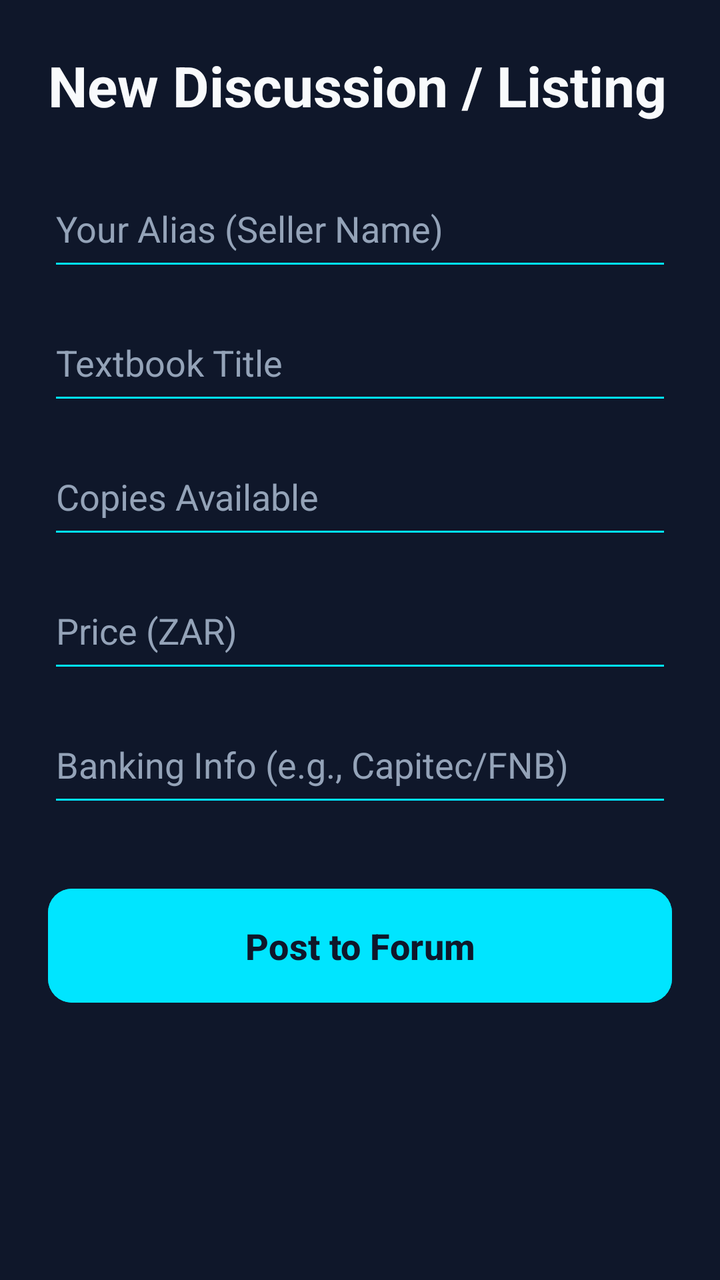
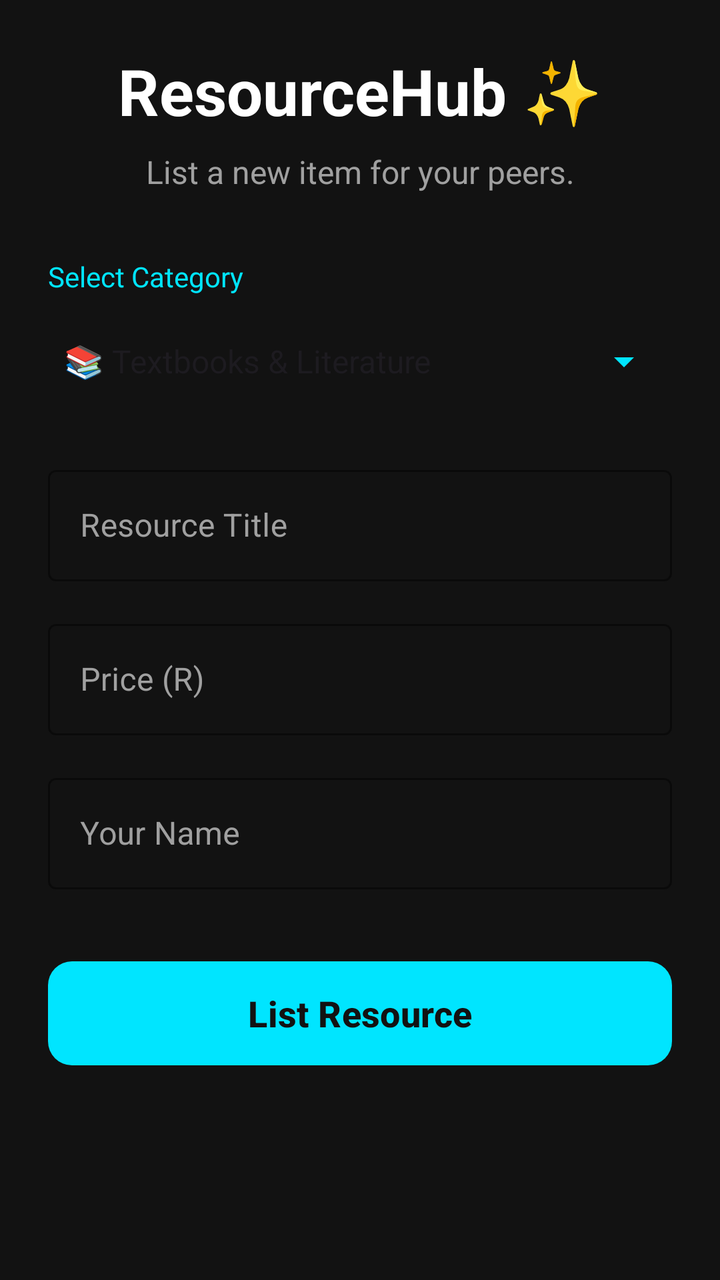

Two renders of the same Android screen: before a commit and after it. Below are the layout's source before the change and the commit's diff.
<!-- AndroidManifest.xml: application theme Theme.TextbookMarketplace -->
<!-- res/layout/activity_add_book.xml -->
<?xml version="1.0" encoding="utf-8"?>
<LinearLayout xmlns:android="http://schemas.android.com/apk/res/android"
    xmlns:app="http://schemas.android.com/apk/res-auto"
    android:layout_width="match_parent"
    android:layout_height="match_parent"
    android:orientation="vertical"
    android:padding="24dp"
    android:background="#0F172A">

    
    <TextView
        android:layout_width="match_parent"
        android:layout_height="wrap_content"
        android:text="New Discussion / Listing"
        android:textSize="28sp"
        android:textColor="#F8FAFC"
        android:textStyle="bold"
        android:layout_marginBottom="24dp"/>

    
    <EditText
        android:id="@+id/etSellerName"
        android:layout_width="match_parent"
        android:layout_height="55dp"
        android:hint="Your Alias (Seller Name)"
        android:textColorHint="#94A3B8"
        android:textColor="#F8FAFC"
        android:backgroundTint="#00E5FF"
        android:inputType="textPersonName"
        android:layout_marginBottom="12dp"/>

    
    <EditText
        android:id="@+id/etBookTitle"
        android:layout_width="match_parent"
        android:layout_height="55dp"
        android:hint="Textbook Title"
        android:textColorHint="#94A3B8"
        android:textColor="#F8FAFC"
        android:backgroundTint="#00E5FF"
        android:inputType="text"
        android:layout_marginBottom="12dp"/>

    
    <EditText
        android:id="@+id/etStockCount"
        android:layout_width="match_parent"
        android:layout_height="55dp"
        android:hint="Copies Available"
        android:textColorHint="#94A3B8"
        android:textColor="#F8FAFC"
        android:backgroundTint="#00E5FF"
        android:inputType="number"
        android:layout_marginBottom="12dp"/>

    
    <EditText
        android:id="@+id/etBookPrice"
        android:layout_width="match_parent"
        android:layout_height="55dp"
        android:hint="Price (ZAR)"
        android:textColorHint="#94A3B8"
        android:textColor="#F8FAFC"
        android:backgroundTint="#00E5FF"
        android:inputType="numberDecimal"
        android:layout_marginBottom="12dp"/>

    
    <EditText
        android:id="@+id/etBankingInfo"
        android:layout_width="match_parent"
        android:layout_height="55dp"
        android:hint="Banking Info (e.g., Capitec/FNB)"
        android:textColorHint="#94A3B8"
        android:textColor="#F8FAFC"
        android:backgroundTint="#00E5FF"
        android:inputType="text"
        android:layout_marginBottom="32dp"/>

    
    <Button
        android:id="@+id/btnSaveBook"
        android:layout_width="match_parent"
        android:layout_height="65dp"
        android:text="Post to Forum"
        android:textSize="18sp"
        android:textStyle="bold"
        android:textColor="#0F172A"
        android:backgroundTint="#00E5FF"
        app:cornerRadius="12dp"/>

</LinearLayout>
<!-- resources referenced by this layout -->
<resources>
  <style name="Theme.TextbookMarketplace" parent="Base.Theme.TextbookMarketplace" />
  <style name="Base.Theme.TextbookMarketplace" parent="Theme.Material3.DayNight.NoActionBar">
          
          
      </style>
</resources>

<!-- the commit's change to res/layout/activity_add_book.xml (unified diff, before → after) -->
@@ -5,88 +5,103 @@
     android:layout_height="match_parent"
     android:orientation="vertical"
     android:padding="24dp"
-    android:background="#0F172A">
+    android:background="@color/background_dark">
 
-    
     <TextView
         android:layout_width="match_parent"
         android:layout_height="wrap_content"
-        android:text="New Discussion / Listing"
-        android:textSize="28sp"
-        android:textColor="#F8FAFC"
+        android:text="ResourceHub ✨"
+        android:textSize="32sp"
         android:textStyle="bold"
+        android:textColor="@color/text_primary"
+        android:layout_marginBottom="8dp"
+        android:gravity="center"/>
+
+    <TextView
+        android:layout_width="match_parent"
+        android:layout_height="wrap_content"
+        android:text="List a new item for your peers."
+        android:textSize="16sp"
+        android:textColor="@color/text_secondary"
+        android:layout_marginBottom="32dp"
+        android:gravity="center"/>
+
+    <TextView
+        android:layout_width="wrap_content"
+        android:layout_height="wrap_content"
+        android:text="Select Category"
+        android:textColor="@color/accent_cyan"
+        android:layout_marginBottom="8dp"/>
+
+    <Spinner
+        android:id="@+id/spinnerCategory"
+        android:layout_width="match_parent"
+        android:layout_height="50dp"
+        android:backgroundTint="@color/accent_cyan"
+        android:entries="@array/category_array"
         android:layout_marginBottom="24dp"/>
 
-    
-    <EditText
-        android:id="@+id/etSellerName"
+    <com.google.android.material.textfield.TextInputLayout
         android:layout_width="match_parent"
-        android:layout_height="55dp"
-        android:hint="Your Alias (Seller Name)"
-        android:textColorHint="#94A3B8"
-        android:textColor="#F8FAFC"
-        android:backgroundTint="#00E5FF"
-        android:inputType="textPersonName"
-        android:layout_marginBottom="12dp"/>
+        android:layout_height="wrap_content"
+        style="@style/Widget.MaterialComponents.TextInputLayout.OutlinedBox"
+        app:boxStrokeColor="@color/accent_cyan"
+        app:hintTextColor="@color/accent_cyan"
+        android:textColorHint="@color/text_secondary"
+        android:layout_marginBottom="16dp">
 
-    
-    <EditText
-        android:id="@+id/etBookTitle"
+        <com.google.android.material.textfield.TextInputEditText
+            android:id="@+id/etTitle"
+            android:layout_width="match_parent"
+            android:layout_height="wrap_content"
+            android:textColor="@color/text_primary"
+            android:hint="Resource Title" />
+    </com.google.android.material.textfield.TextInputLayout>
+
+    <com.google.android.material.textfield.TextInputLayout
         android:layout_width="match_parent"
-        android:layout_height="55dp"
-        android:hint="Textbook Title"
-        android:textColorHint="#94A3B8"
-        android:textColor="#F8FAFC"
-        android:backgroundTint="#00E5FF"
-        android:inputType="text"
-        android:layout_marginBottom="12dp"/>
+        android:layout_height="wrap_content"
+        style="@style/Widget.MaterialComponents.TextInputLayout.OutlinedBox"
+        app:boxStrokeColor="@color/accent_cyan"
+        app:hintTextColor="@color/accent_cyan"
+        android:textColorHint="@color/text_secondary"
+        android:layout_marginBottom="16dp">
 
-    
-    <EditText
-        android:id="@+id/etStockCount"
+        <com.google.android.material.textfield.TextInputEditText
+            android:id="@+id/etPrice"
+            android:layout_width="match_parent"
+            android:layout_height="wrap_content"
+            android:inputType="numberDecimal"
+            android:textColor="@color/text_primary"
+            android:hint="Price (R)" />
+    </com.google.android.material.textfield.TextInputLayout>
+
+    <com.google.android.material.textfield.TextInputLayout
         android:layout_width="match_parent"
-        android:layout_height="55dp"
-        android:hint="Copies Available"
-        android:textColorHint="#94A3B8"
-        android:textColor="#F8FAFC"
-        android:backgroundTint="#00E5FF"
-        android:inputType="number"
-        android:layout_marginBottom="12dp"/>
+        android:layout_height="wrap_content"
+        style="@style/Widget.MaterialComponents.TextInputLayout.OutlinedBox"
+        app:boxStrokeColor="@color/accent_cyan"
+        app:hintTextColor="@color/accent_cyan"
+        android:textColorHint="@color/text_secondary"
+        android:layout_marginBottom="32dp">
 
-    
-    <EditText
-        android:id="@+id/etBookPrice"
+        <com.google.android.material.textfield.TextInputEditText
+            android:id="@+id/etSeller"
+            android:layout_width="match_parent"
+            android:layout_height="wrap_content"
+            android:textColor="@color/text_primary"
+            android:hint="Your Name" />
+    </com.google.android.material.textfield.TextInputLayout>
+
+    <com.google.android.material.button.MaterialButton
+        android:id="@+id/btnSave"
         android:layout_width="match_parent"
-        android:layout_height="55dp"
-        android:hint="Price (ZAR)"
-        android:textColorHint="#94A3B8"
-        android:textColor="#F8FAFC"
-        android:backgroundTint="#00E5FF"
-        android:inputType="numberDecimal"
-        android:layout_marginBottom="12dp"/>
-
-    
-    <EditText
-        android:id="@+id/etBankingInfo"
-        android:layout_width="match_parent"
-        android:layout_height="55dp"
-        android:hint="Banking Info (e.g., Capitec/FNB)"
-        android:textColorHint="#94A3B8"
-        android:textColor="#F8FAFC"
-        android:backgroundTint="#00E5FF"
-        android:inputType="text"
-        android:layout_marginBottom="32dp"/>
-
-    
-    <Button
-        android:id="@+id/btnSaveBook"
-        android:layout_width="match_parent"
-        android:layout_height="65dp"
-        android:text="Post to Forum"
+        android:layout_height="60dp"
+        android:text="List Resource"
         android:textSize="18sp"
         android:textStyle="bold"
-        android:textColor="#0F172A"
-        android:backgroundTint="#00E5FF"
-        app:cornerRadius="12dp"/>
+        app:cornerRadius="12dp"
+        app:backgroundTint="@color/accent_cyan"
+        android:textColor="@color/background_dark"/>
 
 </LinearLayout>
<!-- resource entries referenced after the edit -->
@@ -1,5 +1,17 @@
 <!-- resources referenced by this layout -->
 <resources>
+  <string-array name="category_array">
+          <item>📚 Textbooks &amp; Literature</item>
+          <item>💻 Tech &amp; Electronics</item>
+          <item>📐 Applied Math &amp; Science</item>
+          <item>📝 Study Notes &amp; Summaries</item>
+          <item>💡 Peer Tutoring</item>
+          <item>🏋️ Health &amp; Fitness</item>
+      </string-array>
+  <color name="accent_cyan">#00E5FF</color>
+  <color name="background_dark">#121212</color>
+  <color name="text_primary">#FFFFFF</color>
+  <color name="text_secondary">#A0A0A0</color>
   <style name="Theme.TextbookMarketplace" parent="Base.Theme.TextbookMarketplace" />
   <style name="Base.Theme.TextbookMarketplace" parent="Theme.Material3.DayNight.NoActionBar">
           
